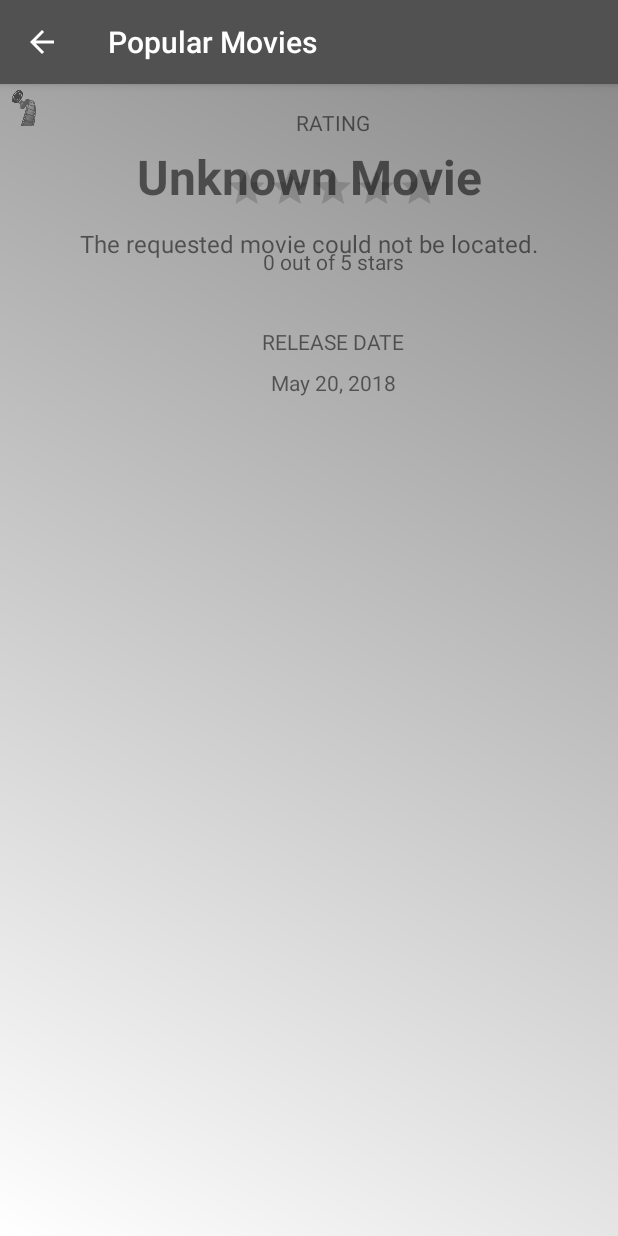
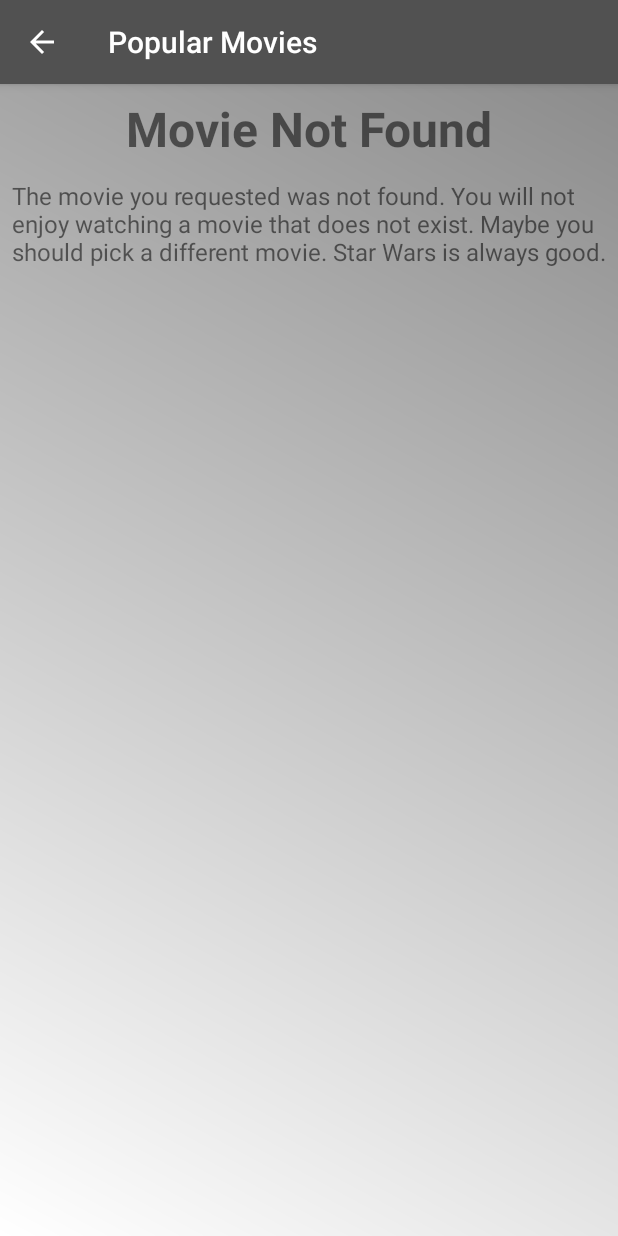
Before and after one commit to EricRybarczyk/PopularMovies, an Android app: the DetailActivity screen opened directly, with no data from a screen before it, on a phone screen of 412 x 824 dp. Run offline under Robolectric (Android 15) with nearby library versions, the phone set to English and light mode, and no system bars; our stand-ins replace ButterKnife, Picasso; pictures from the network do not load.

Commit message:
Improved image handling with Picasso and also with error condition

```diff
--- a/app/src/main/java/com/example/ericrybarczyk/popularmovies/DetailActivity.java
+++ b/app/src/main/java/com/example/ericrybarczyk/popularmovies/DetailActivity.java
@@ -11,6 +11,7 @@ import android.support.v4.content.Loader;
 import android.support.v7.app.AppCompatActivity;
 import android.util.DisplayMetrics;
 import android.util.Log;
+import android.view.View;
 import android.widget.ImageView;
 import android.widget.RatingBar;
 import android.widget.TextView;
@@ -42,6 +43,8 @@ public class DetailActivity extends AppCompatActivity implements LoaderManager.L
     @BindView(R.id.movie_title_value) protected TextView movieTitle;
     @BindView(R.id.movie_overview_value) protected TextView movieOverview;
     @BindView(R.id.rating_description) protected TextView ratingDescription;
+    @BindView(R.id.rating_label) protected TextView ratingLabel;
+    @BindView(R.id.release_date_label) protected TextView releaseDateLabel;
 
     @Override
     protected void onCreate(Bundle savedInstanceState) {
@@ -123,10 +126,17 @@ public class DetailActivity extends AppCompatActivity implements LoaderManager.L
     @Override
     public void onLoadFinished(Loader<Movie> loader, Movie data) {
 
-        DisplayMetrics displayMetrics = new DisplayMetrics();
-        getWindowManager().getDefaultDisplay().getMetrics(displayMetrics);
-        int maxImageWidth = (displayMetrics.widthPixels / 2);
-        imageView.setMaxWidth(maxImageWidth);
+        // see if we got the error movie object back
+        if (data.getId() == -1) {
+            movieTitle.setText(R.string.error_movie_title);
+            movieOverview.setText(R.string.error_movie_description);
+            imageView.setVisibility(View.GONE);
+            ratingLabel.setVisibility(View.GONE);
+            ratingBar.setVisibility(View.GONE);
+            releaseDateLabel.setVisibility(View.GONE);
+            releaseDate.setVisibility(View.GONE);
+            return;
+        }
 
         ratingBar.setRating((float)(data.getUserRating() / 2));
         releaseDate.setText(new SimpleDateFormat("MMM d, yyyy", Locale.getDefault()).format(data.getReleaseDate()));
@@ -136,10 +146,15 @@ public class DetailActivity extends AppCompatActivity implements LoaderManager.L
         String ratingDescriptionText = getString(R.string.rating_description_text, ratingString);
         ratingDescription.setText(ratingDescriptionText); // N.n out of 5 stars
 
-        // TODO - improve Picasso use - use error() and placeholder()
+        DisplayMetrics displayMetrics = new DisplayMetrics();
+        getWindowManager().getDefaultDisplay().getMetrics(displayMetrics);
+        int maxImageWidth = (displayMetrics.widthPixels / 2);
+        imageView.setMaxWidth(maxImageWidth);
+
         Picasso.with(this)
                 .load(data.getImagePath())
                 .placeholder(R.drawable.ic_movie_placeholder)
+                .error(R.drawable.placeholder_movie_black_18dp)
                 .into(imageView);
     }
 
--- a/app/src/main/java/com/example/ericrybarczyk/popularmovies/MovieAdapter.java
+++ b/app/src/main/java/com/example/ericrybarczyk/popularmovies/MovieAdapter.java
@@ -50,10 +50,10 @@ public class MovieAdapter extends RecyclerView.Adapter<MovieAdapter.MovieHolder>
     public void onBindViewHolder(@NonNull MovieHolder holder, int position) {
         Movie movie = movieList.get(position);
 
-        // TODO - improve Picasso use - use error() and placeholder()
         Picasso.with(parentContext)
                 .load(movie.getImagePath())
                 .placeholder(R.drawable.ic_movie_placeholder)
+                .error(R.drawable.placeholder_movie_black_18dp)
                 .into(holder.movieImageView);
     }
 
--- a/app/src/main/java/com/example/ericrybarczyk/popularmovies/MovieService.java
+++ b/app/src/main/java/com/example/ericrybarczyk/popularmovies/MovieService.java
@@ -109,11 +109,10 @@ public class MovieService {
     }
 
 
-    // TODO - review how I use this and make sure it is as I intended for error conditions
     public Movie getErrorMovie() {
         int id = -1;
         String title = "Unknown Movie";
-        String img = "missing.jpg"; // TODO - figure out how to handle this in Picasso
+        String img = "missing.jpg";
         String overview = "The requested movie could not be located.";
         Date relDate = new Date();
         double userRating = 0.0;
@@ -138,9 +137,6 @@ public class MovieService {
 
         return url;
     }
-
-
-
 
     /*
         This method is directly derived from method getResponseFromHttpUrl(URL url) from
--- a/app/src/main/res/layout/activity_detail.xml
+++ b/app/src/main/res/layout/activity_detail.xml
@@ -55,7 +55,8 @@
             app:layout_constraintTop_toBottomOf="@+id/rating_label"
             android:layout_marginEnd="4dp"
             android:layout_marginStart="4dp"
-            android:layout_marginTop="8dp">
+            android:layout_marginTop="8dp"
+            android:layout_marginBottom="2dp">
 
             <RatingBar
                 android:id="@+id/rating_stars"
--- a/app/src/main/res/values/strings.xml
+++ b/app/src/main/res/values/strings.xml
@@ -23,5 +23,7 @@
 
     <!-- Error message strings -->
     <string name="error_message_no_network">No Network Available. Please check your settings and try again.</string>
+    <string name="error_movie_title">Movie Not Found</string>
+    <string name="error_movie_description">The movie you requested was not found. You will not enjoy watching a movie that does not exist. Maybe you should pick a different movie. Star Wars is always good.</string>
 
 </resources>
```
Also changed, not shown: app/src/main/res/drawable-hdpi/placeholder_movie_black_18dp.9.png (added), app/src/main/res/drawable-mdpi/placeholder_movie_black_18dp.9.png (added), app/src/main/res/drawable-xhdpi/placeholder_movie_black_18dp.9.png (added), app/src/main/res/drawable-xxhdpi/placeholder_movie_black_18dp.9.png (added), app/src/main/res/drawable-xxxhdpi/placeholder_movie_black_18dp.9.png (added), app/src/main/res/drawable/placeholder_movie_black_18dp.png (added).
